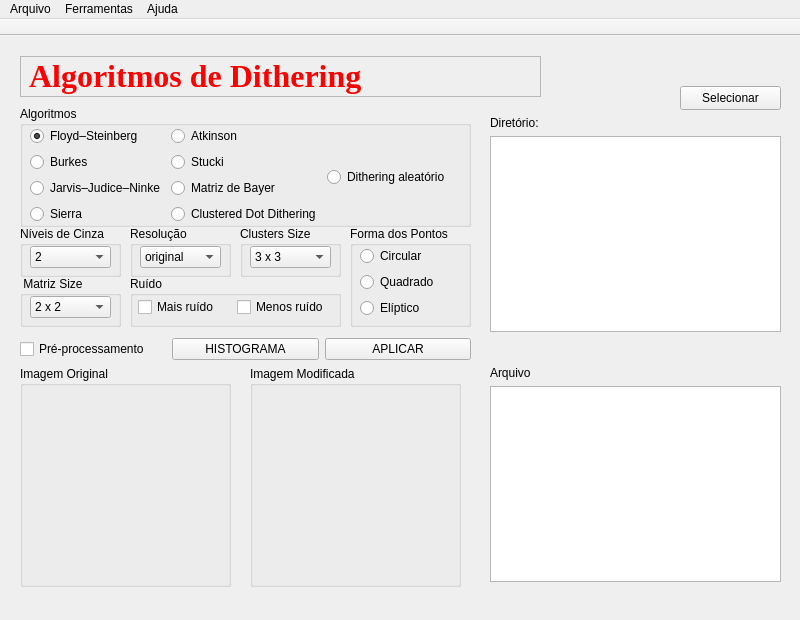
Before: the Qt Designer form mainwindow.ui in slovich/PdI, drawn with Qt 5.
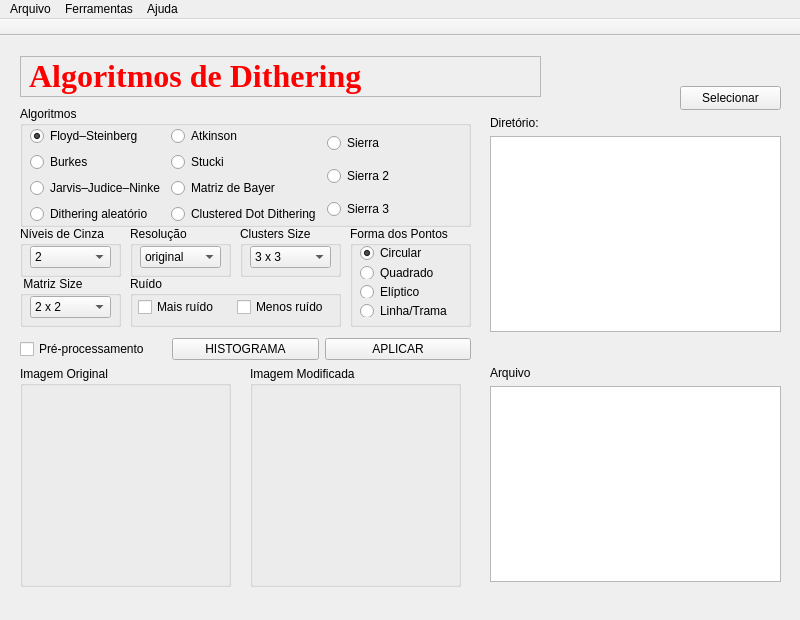
After: the same form once the commit is applied. Icons and pictures are not drawn.

Commit message:
Adicionados demais algoritmos de Dithering:
- Floyd-Steinberg;
- Burkes;
- Jarvis-Judce-Ninke;
- Stucki;
- Atkinson;
- Sierra 1, Sierra 2 e Sierra 3;
- Matriz de Bayer;
- Clustered Dot Dithering;
- Dithering Aleatorio;

Alteração no visual do Histograma que agora apresenta um visal em linhas
contínuas e não mais em barras.

The edit to the form file:
```diff
--- a/mainwindow.ui
+++ b/mainwindow.ui
@@ -2289,9 +2289,9 @@
            </widget>
           </item>
           <item>
-           <widget class="QRadioButton" name="radioButton_sierra">
+           <widget class="QRadioButton" name="radioButton_aleatorio">
             <property name="text">
-             <string>Sierra</string>
+             <string>Dithering aleatório</string>
             </property>
            </widget>
           </item>
@@ -2336,11 +2336,29 @@
          </layout>
         </item>
         <item>
-         <widget class="QRadioButton" name="radioButton_aleatorio">
-          <property name="text">
-           <string>Dithering aleatório</string>
-          </property>
-         </widget>
+         <layout class="QVBoxLayout" name="verticalLayout_27">
+          <item>
+           <widget class="QRadioButton" name="radioButton_sierra1">
+            <property name="text">
+             <string>Sierra </string>
+            </property>
+           </widget>
+          </item>
+          <item>
+           <widget class="QRadioButton" name="radioButton_sierra2">
+            <property name="text">
+             <string>Sierra 2</string>
+            </property>
+           </widget>
+          </item>
+          <item>
+           <widget class="QRadioButton" name="radioButton_sierra3">
+            <property name="text">
+             <string>Sierra 3</string>
+            </property>
+           </widget>
+          </item>
+         </layout>
         </item>
        </layout>
       </widget>
@@ -2594,7 +2612,7 @@
          <x>10</x>
          <y>20</y>
          <width>101</width>
-         <height>100</height>
+         <height>71</height>
         </rect>
        </property>
        <layout class="QVBoxLayout" name="verticalLayout_29">
@@ -2603,6 +2621,9 @@
           <property name="text">
            <string>Circular</string>
           </property>
+          <property name="checked">
+           <bool>true</bool>
+          </property>
          </widget>
         </item>
         <item>
```
The commit also changes 7 other files.
